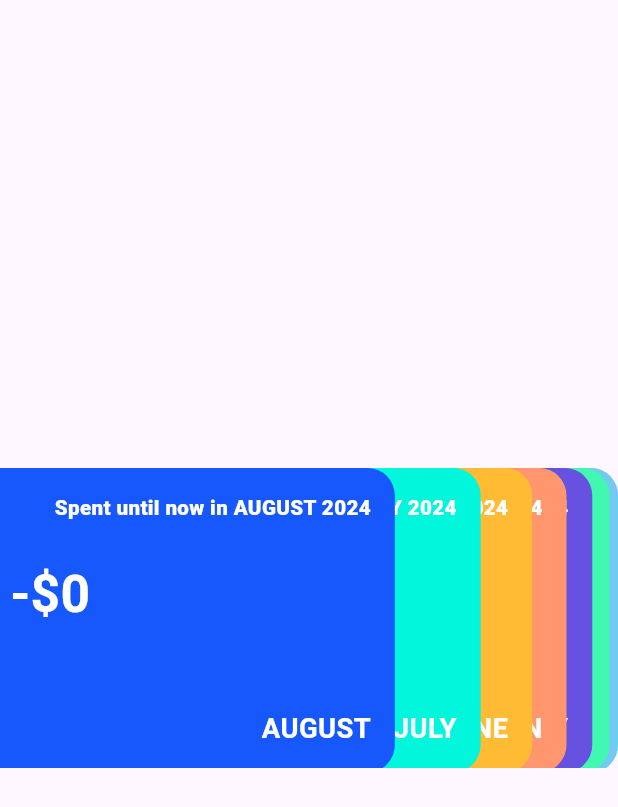
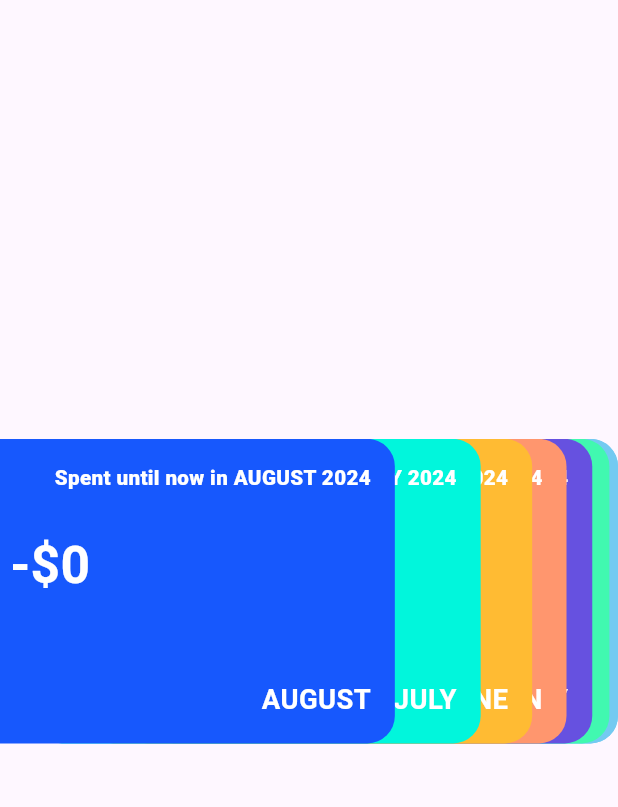
Before and after one commit to omarKenawi/tracker, a Flutter app: the CascadingCardWidget widget shown alone on an empty page, opened directly with empty values, on a phone screen of 412 x 824 dp. Shown: the top 807 px of the screen. Run offline on Flutter 3.47's test engine with Material 3 defaults, Android fonts, the phone set to English and light mode, and no system bars; our stand-ins replace bloc, cloud_firestore, firebase_auth, firebase_core, fl_chart, flutter_bloc and 2 more; accounts and stored records are empty.

Commit message:
handle card height

```diff
--- a/lib/features/home/widgets/cascading_card_widget.dart
+++ b/lib/features/home/widgets/cascading_card_widget.dart
@@ -21,7 +21,7 @@ class CascadingCardWidget extends StatelessWidget {
 
     return Center(
       child: SizedBox(
-        height: 200,
+        height: 200.h,
         child: Stack(
           children: [
             VisaCard(
```
